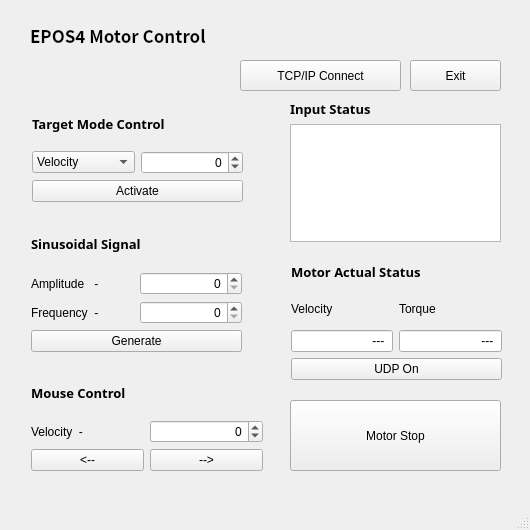
Qt form mainwindow.ui (shkwon98/EPOS4-SOEM-Gui) before a commit.
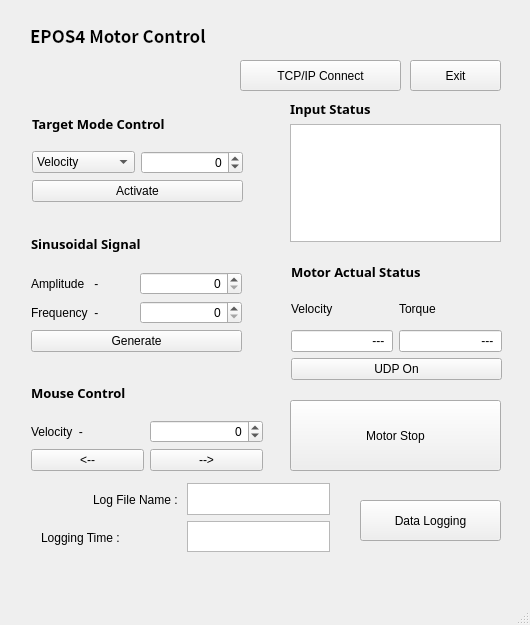
The same form after that commit.

```diff
--- a/mainwindow.ui
+++ b/mainwindow.ui
@@ -7,7 +7,7 @@
     <x>0</x>
     <y>0</y>
     <width>530</width>
-    <height>530</height>
+    <height>625</height>
    </rect>
   </property>
   <property name="windowTitle">
@@ -393,6 +393,80 @@
      </item>
     </layout>
    </widget>
+   <widget class="QPushButton" name="pushButton_Data_Logging">
+    <property name="geometry">
+     <rect>
+      <x>360</x>
+      <y>500</y>
+      <width>141</width>
+      <height>41</height>
+     </rect>
+    </property>
+    <property name="text">
+     <string>Data Logging</string>
+    </property>
+   </widget>
+   <widget class="QTextEdit" name="textEdit_LogFileName">
+    <property name="geometry">
+     <rect>
+      <x>187</x>
+      <y>483</y>
+      <width>143</width>
+      <height>32</height>
+     </rect>
+    </property>
+   </widget>
+   <widget class="QLabel" name="label_13">
+    <property name="geometry">
+     <rect>
+      <x>41</x>
+      <y>529</y>
+      <width>133</width>
+      <height>18</height>
+     </rect>
+    </property>
+    <property name="layoutDirection">
+     <enum>Qt::LeftToRight</enum>
+    </property>
+    <property name="text">
+     <string>Logging Time : </string>
+    </property>
+    <property name="alignment">
+     <set>Qt::AlignLeading|Qt::AlignLeft|Qt::AlignVCenter</set>
+    </property>
+   </widget>
+   <widget class="QTextEdit" name="textEdit_LogTimer">
+    <property name="geometry">
+     <rect>
+      <x>187</x>
+      <y>521</y>
+      <width>143</width>
+      <height>31</height>
+     </rect>
+    </property>
+    <property name="readOnly">
+     <bool>true</bool>
+    </property>
+   </widget>
+   <widget class="QLabel" name="label_12">
+    <property name="geometry">
+     <rect>
+      <x>41</x>
+      <y>491</y>
+      <width>140</width>
+      <height>18</height>
+     </rect>
+    </property>
+    <property name="layoutDirection">
+     <enum>Qt::LeftToRight</enum>
+    </property>
+    <property name="text">
+     <string>Log File Name : </string>
+    </property>
+    <property name="alignment">
+     <set>Qt::AlignRight|Qt::AlignTrailing|Qt::AlignVCenter</set>
+    </property>
+   </widget>
   </widget>
   <widget class="QMenuBar" name="menubar">
    <property name="geometry">
```
Left out of the diff: 5 changed lines with no effect on the pictures.
